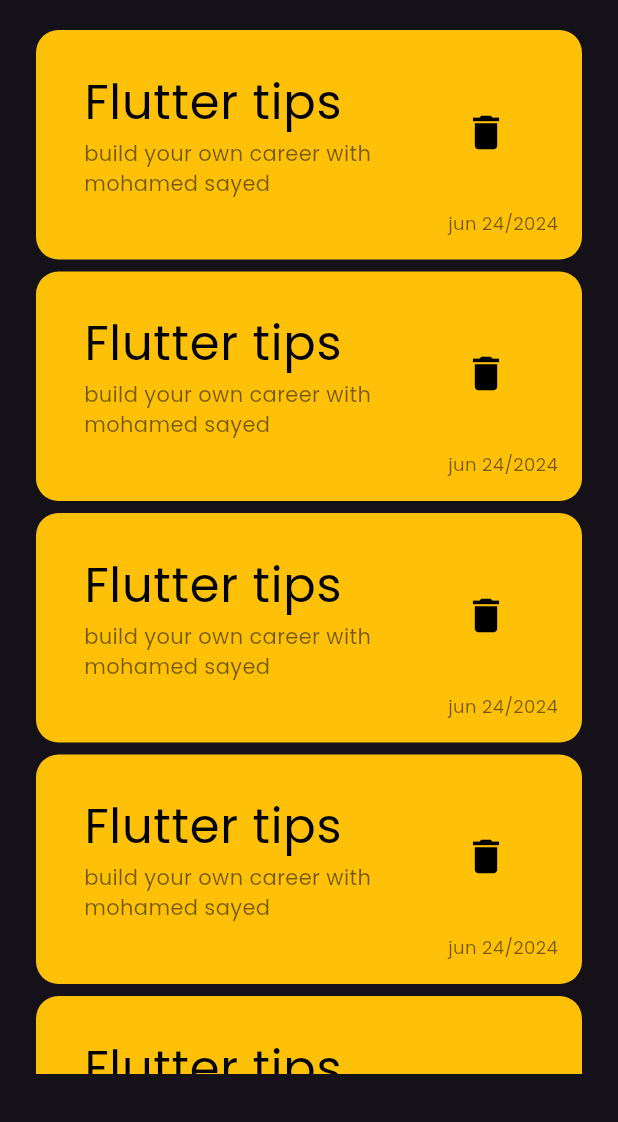
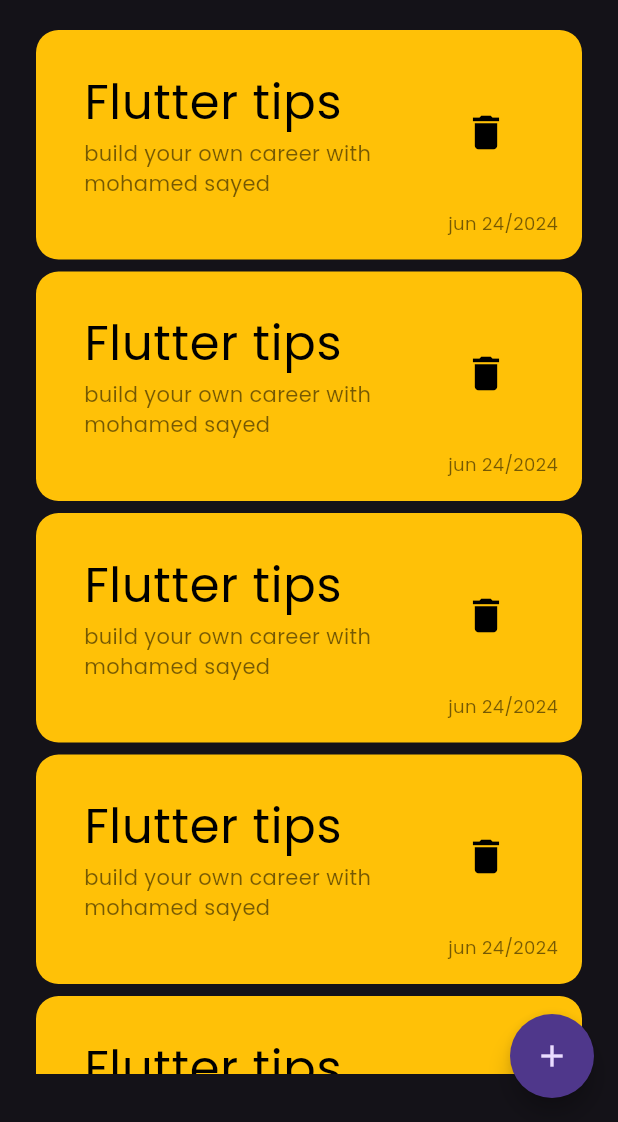
Before and after one commit to MrMs24/note_app, a Flutter app: the screen it shows after launch, on a phone screen of 412 x 824 dp, the part 114-1236 px from its top. Run offline on Flutter 3.47's test engine with Material 3 defaults, Android fonts, the phone set to English and light mode, and no system bars.

Commit message:
floating action button

```diff
--- a/lib/views/notesview.dart
+++ b/lib/views/notesview.dart
@@ -1,7 +1,5 @@
 import 'package:flutter/material.dart';
-import 'package:flutter/widgets.dart';
 import 'package:note_app/widgets/notesview/custom_appbar.dart';
-import 'package:note_app/widgets/notesview/custom_card.dart';
 import 'package:note_app/widgets/notesview/custom_listview.dart';
 
 class NotesView extends StatelessWidget {
@@ -9,15 +7,24 @@ class NotesView extends StatelessWidget {
 
   @override
   Widget build(BuildContext context) {
-    return const Scaffold(
-      body: Padding(
+    return Scaffold(
+      floatingActionButton: FloatingActionButton(
+        shape: const RoundedRectangleBorder(
+          borderRadius: BorderRadius.all(
+            Radius.circular(50),
+          ),
+        ),
+        onPressed: () {},
+        child: const Icon(Icons.add),
+      ),
+      body: const Padding(
         padding: EdgeInsets.symmetric(vertical: 32, horizontal: 24),
         child: Column(
           children: [
             CustomAppbar(),
             Expanded(
               child: CustomListView(),
-            )
+            ),
           ],
         ),
       ),
```
